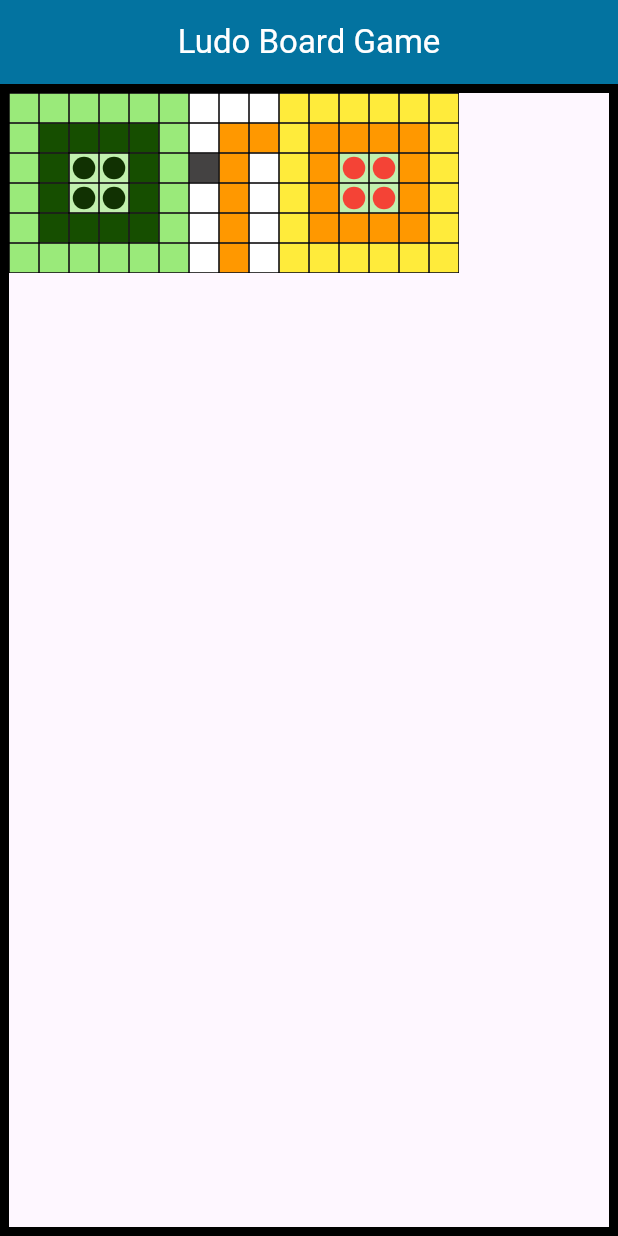
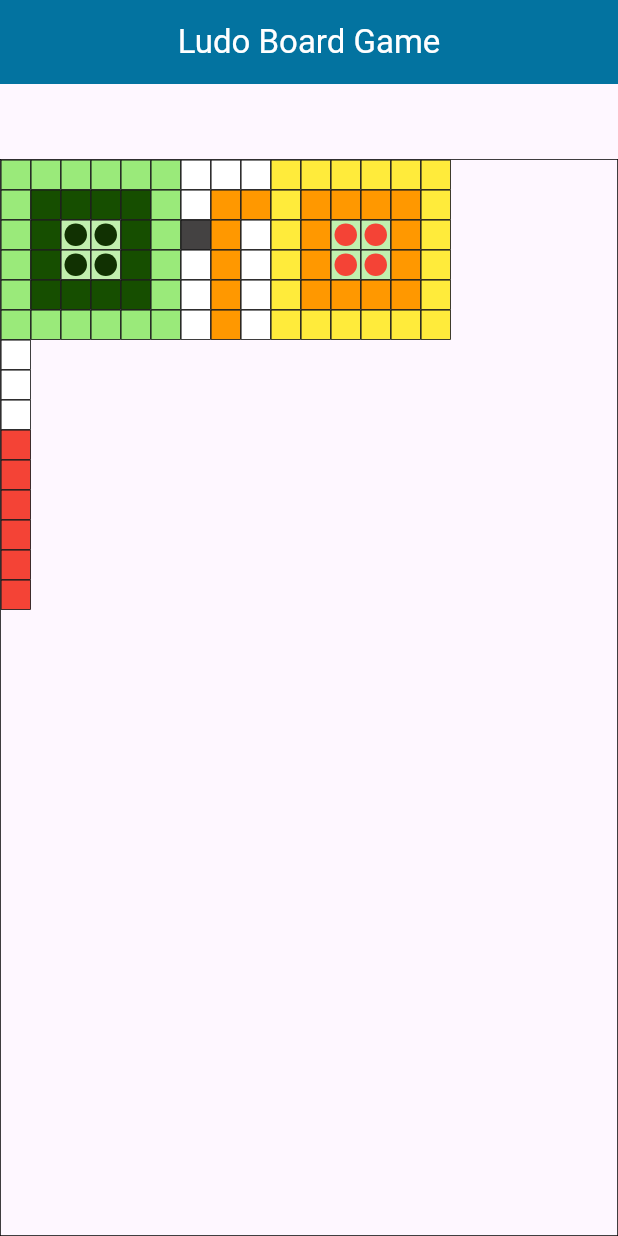
Before and after one commit to SoftwareDeveloper-flutter/ludo_board, a Flutter app: the screen it shows after launch, on a phone screen of 412 x 824 dp. Run offline on Flutter 3.47's test engine with Material 3 defaults, Android fonts, the phone set to English and light mode, and no system bars.

Commit message:
ludo red side

```diff
--- a/lib/main.dart
+++ b/lib/main.dart
@@ -16,13 +16,15 @@
             backgroundColor:const Color.fromARGB(255, 3, 115, 160),
             title:const Text("Ludo Board Game",style:TextStyle(color:Colors.white))
             ),
-            body:Container(
+            body: Padding(
+            padding:const EdgeInsets.only(top: 50),
+            child:Container(
            padding: EdgeInsets.zero,
           margin: EdgeInsets.zero,
             decoration: BoxDecoration(
               border: Border.all(
                 color: const Color.fromARGB(255, 0, 0, 0),
-                width: 6,
+                width:0.5,
               ),
             ),
 
@@ -36,6 +38,15 @@
               customWidget(const Color.fromARGB(255, 154, 234, 122)),
               customWidget(const Color.fromARGB(255, 154, 234, 122)),
               customWidget(const Color.fromARGB(255, 154, 234, 122)),
+              customWidget(Colors.white),
+              customWidget(Colors.white),
+              customWidget(Colors.white),
+              customWidget(Colors.red),
+              customWidget(Colors.red),
+              customWidget(Colors.red),
+              customWidget(Colors.red),
+              customWidget(Colors.red),
+              customWidget(Colors.red),
               ],
 
             ),
@@ -195,6 +206,7 @@
             ),
 
       ),
+      ),
     );
   }
 }
```
